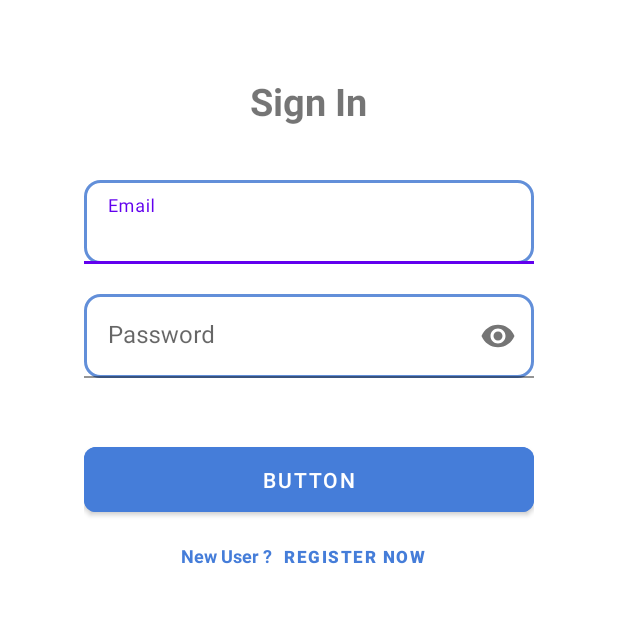
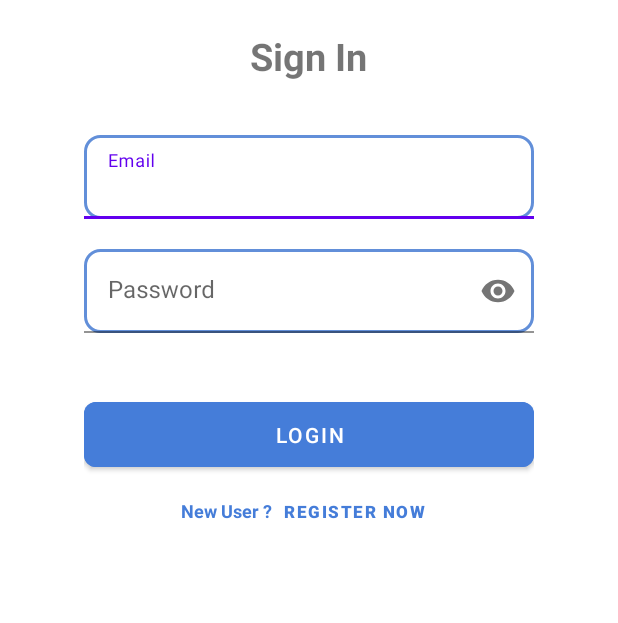
Before and after one commit to DaffaAhmadSM/ululu_news, an Android app: the screen it shows after launch (LoginActivity), on a phone screen of 412 x 824 dp, the part 419-1042 px from its top. Run offline under Robolectric (Android 15) with nearby library versions, the phone set to English and light mode, and no system bars; libraries missing offline, so code that uses them is left out: com.androidnetworking, com.androidnetworking.common, com.androidnetworking.error, com.androidnetworking.interfaces.

Commit message:
Register Login Update

```diff
--- a/app/src/main/AndroidManifest.xml
+++ b/app/src/main/AndroidManifest.xml
@@ -5,6 +5,7 @@
     <uses-permission android:name="android.permission.INTERNET" />
 
     <application
+        android:usesCleartextTraffic="true"
         android:allowBackup="true"
         android:icon="@drawable/lambang"
         android:label="@string/app_name"
@@ -13,7 +14,7 @@
         android:theme="@style/Theme.UluluNews">
         <activity android:name=".ProfileActivity"></activity>
         <activity android:name=".DetailActivity" />
-        <activity android:name=".Register_activity" />
+        <activity android:name=".Register_activity" android:parentActivityName=".LoginActivity" />
         <activity android:name=".LoginActivity" />
         <activity android:name=".BussinessActivity" />
         <activity android:name=".TechnologyActivity" />
--- /dev/null
+++ b/app/src/main/java/com/example/ululunews/LocalStorage.java
@@ -0,0 +1,28 @@
+package com.example.ululunews;
+
+import android.content.Context;
+import android.content.SharedPreferences;
+
+public class LocalStorage {
+    SharedPreferences sharedPreferences;
+    SharedPreferences.Editor editor;
+    Context context;
+    String token;
+
+    public LocalStorage(Context context) {
+        this.context = context;
+        sharedPreferences = context.getSharedPreferences("STORAGE_LOGIN_API",Context.MODE_PRIVATE);
+        editor = sharedPreferences.edit();
+    }
+
+    public String getToken() {
+        token = sharedPreferences.getString("TOKEN","");
+        return token;
+    }
+
+    public void setToken(String token) {
+        editor.putString("TOKEN",token);
+        editor.commit();
+        this.token = token;
+    }
+}
--- a/app/src/main/java/com/example/ululunews/LoginActivity.java
+++ b/app/src/main/java/com/example/ululunews/LoginActivity.java
@@ -1,5 +1,6 @@
 package com.example.ululunews;
 
+import android.content.DialogInterface;
 import android.content.Intent;
 import android.os.Bundle;
 import android.view.View;
@@ -8,33 +9,94 @@ import android.widget.EditText;
 import android.widget.Toast;
 
 import androidx.annotation.NonNull;
+import androidx.appcompat.app.AlertDialog;
 import androidx.appcompat.app.AppCompatActivity;
+
+import com.androidnetworking.AndroidNetworking;
+import com.androidnetworking.common.Priority;
+import com.androidnetworking.error.ANError;
+import com.androidnetworking.interfaces.JSONObjectRequestListener;
+
+import org.json.JSONException;
+import org.json.JSONObject;
 
 public class LoginActivity extends AppCompatActivity {
 
 
     EditText et_email, et_password;
     Button btn_register, btn_login;
+    String email, password;
+    LocalStorage localStorage;
 
     @Override
     protected void onCreate(Bundle savedInstanceState) {
+
+
         super.onCreate(savedInstanceState);
         setContentView(R.layout.activity_login);
+
+        localStorage = new LocalStorage(LoginActivity.this);
 
         et_email = findViewById(R.id.tf_email);
         et_password = findViewById(R.id.tf_password);
         btn_login= findViewById(R.id.btn_login);
         btn_register = findViewById(R.id.btn_registerNow);
 
+        btn_login.setOnClickListener(new View.OnClickListener() {
+            @Override
+            public void onClick(View view) {
+                login();
+            }
+        });
 
 
         btn_register.setOnClickListener(new View.OnClickListener() {
             @Override
-            public void onClick(View v) {
-                Intent intent = new Intent(getApplicationContext(), Register_activity.class);
+            public void onClick(View view) {
+                Intent intent = new Intent(LoginActivity.this, Register_activity.class);
                 startActivity(intent);
             }
         });
     }
 
+    public void login() {
+        email = et_email.getText().toString();
+        password = et_password.getText().toString();
+
+        AndroidNetworking.post("https://ululu-news.herokuapp.com/api/login")
+                .addHeaders("Accept", "application/json")
+                .addBodyParameter("email", email)
+                .addBodyParameter("password", password)
+                .setPriority(Priority.MEDIUM)
+                .build()
+                .getAsJSONObject(new JSONObjectRequestListener() {
+                    @Override
+                    public void onResponse(JSONObject response) {
+                        try {
+                            String token = response.getString("token");
+                            String log = response.getString("log");
+                            System.out.println(token);
+                            if ("true".equals(log)){
+                                Intent intent = new Intent(LoginActivity.this, MainActivity.class);
+                                startActivity(intent);
+                                finish();
+                                Toast.makeText(LoginActivity.this , "Login Sukses", Toast.LENGTH_SHORT).show();
+
+                            } else {
+                                Toast.makeText(LoginActivity.this , "Error", Toast.LENGTH_SHORT).show();
+                            }
+                        } catch (JSONException e) {
+                            e.printStackTrace();
+                        }
+                    }
+
+                    @Override
+                    public void onError(ANError anError) {
+
+                    }
+                });
+    }
+
+
+
 }
--- a/app/src/main/java/com/example/ululunews/Splashscreen.java
+++ b/app/src/main/java/com/example/ululunews/Splashscreen.java
@@ -10,8 +10,12 @@ public class Splashscreen extends AppCompatActivity {
 
     @Override
     protected void onCreate(Bundle savedInstanceState) {
+
         super.onCreate(savedInstanceState);
         setContentView(R.layout.activity_splashscreen);
+
+        getSupportActionBar().hide();
+
         new Handler().postDelayed(new Runnable() {
             @Override
             public void run() {
--- a/app/src/main/res/layout/activity_login.xml
+++ b/app/src/main/res/layout/activity_login.xml
@@ -29,7 +29,7 @@
         android:layout_width="match_parent"
         android:layout_height="wrap_content"
         android:layout_below="@id/b"
-        android:layout_marginTop="50dp"
+        android:layout_marginTop="20dp"
         android:gravity="center"
         android:orientation="vertical">
 
@@ -38,32 +38,29 @@
             android:layout_height="match_parent"
             android:text="Sign In"
             android:textSize="25sp"
-            android:textStyle="bold"
-            />
+            android:textStyle="bold" />
 
         <LinearLayout
             android:layout_width="300dp"
             android:layout_height="wrap_content"
+            android:layout_marginLeft="40dp"
             android:layout_marginTop="35dp"
-            android:layout_marginLeft="40dp"
             android:layout_marginRight="40dp"
             android:gravity="center"
-            android:orientation="vertical"
-            >
+            android:orientation="vertical">
 
             <com.google.android.material.textfield.TextInputLayout
                 android:layout_width="match_parent"
                 android:layout_height="wrap_content"
                 android:layout_marginBottom="20dp"
-                android:hint="Email"
-                >
+                android:hint="Email">
 
                 <com.google.android.material.textfield.TextInputEditText
                     android:id="@+id/tf_email"
                     android:layout_width="match_parent"
                     android:layout_height="wrap_content"
-                    android:inputType="textEmailAddress"
-                    android:background="@drawable/box" />
+                    android:background="@drawable/box"
+                    android:inputType="textEmailAddress" />
 
             </com.google.android.material.textfield.TextInputLayout>
 
@@ -77,20 +74,19 @@
                     android:id="@+id/tf_password"
                     android:layout_width="match_parent"
                     android:layout_height="wrap_content"
-                    android:inputType="textPassword"
-                    android:background="@drawable/box"/>
+                    android:background="@drawable/box"
+                    android:inputType="textPassword" />
 
             </com.google.android.material.textfield.TextInputLayout>
 
             <com.google.android.material.button.MaterialButton
                 android:id="@+id/btn_login"
+                android:layout_width="match_parent"
+                android:layout_height="55dp"
                 android:layout_marginTop="40dp"
-                android:layout_height="55dp"
-                android:layout_width="match_parent"
-                android:text="BUTTON"
-                app:cornerRadius="8dp"
                 android:backgroundTint="#457DD9"
-                />
+                android:text="LOGIN"
+                app:cornerRadius="8dp" />
 
             <LinearLayout
                 android:layout_width="wrap_content"
@@ -98,12 +94,12 @@
                 android:orientation="horizontal">
 
                 <TextView
-                    android:textColor="#457DD9"
                     android:layout_width="wrap_content"
                     android:layout_height="wrap_content"
                     android:text="New User ?"
+                    android:textColor="#457DD9"
                     android:textSize="12dp"
-                    android:textStyle="bold"/>
+                    android:textStyle="bold" />
 
                 <Button
                     android:id="@+id/btn_registerNow"
@@ -111,9 +107,9 @@
                     android:layout_width="wrap_content"
                     android:layout_height="wrap_content"
                     android:text="Register Now"
+                    android:textColor="#457DD9"
                     android:textSize="11dp"
-                    android:textColor="#457DD9"
-                    android:textStyle="bold"/>
+                    android:textStyle="bold" />
 
             </LinearLayout>
 
--- a/app/src/main/res/layout/activity_register.xml
+++ b/app/src/main/res/layout/activity_register.xml
@@ -75,7 +75,7 @@
                 >
 
                 <com.google.android.material.textfield.TextInputEditText
-                    android:id="@+id/tf_email"
+                    android:id="@+id/tf_Reqemail"
                     android:layout_width="match_parent"
                     android:layout_height="wrap_content"
                     android:inputType="textEmailAddress"
@@ -91,7 +91,7 @@
                 android:layout_marginBottom="20dp">
 
                 <com.google.android.material.textfield.TextInputEditText
-                    android:id="@+id/tf_password"
+                    android:id="@+id/tf_Reqpassword"
                     android:layout_width="match_parent"
                     android:layout_height="wrap_content"
                     android:inputType="textPassword"
--- a/app/src/main/res/values/strings.xml
+++ b/app/src/main/res/values/strings.xml
@@ -1,4 +1,5 @@
 <resources>
     <string name="app_name">UluluNews</string>
     <string name="link">Baca <a href="http://www.Cnbcindonesia.com/sports">SELENGKAPNYA</a> disini </string>
+    <string name="api_service">https://ululu-news.herokuapp.com/api/</string>
 </resources>
```
Also changed, not shown: app/src/main/java/com/example/ululunews/Http.java (added, +88 -0 lines), app/src/main/java/com/example/ululunews/Register_activity.java (+66 -3 lines), app/src/main/res/drawable/ic_baseline_warning_24.xml (added, +10 -0 lines), app/src/main/res/drawable/ic_check.xml (added, +10 -0 lines).
